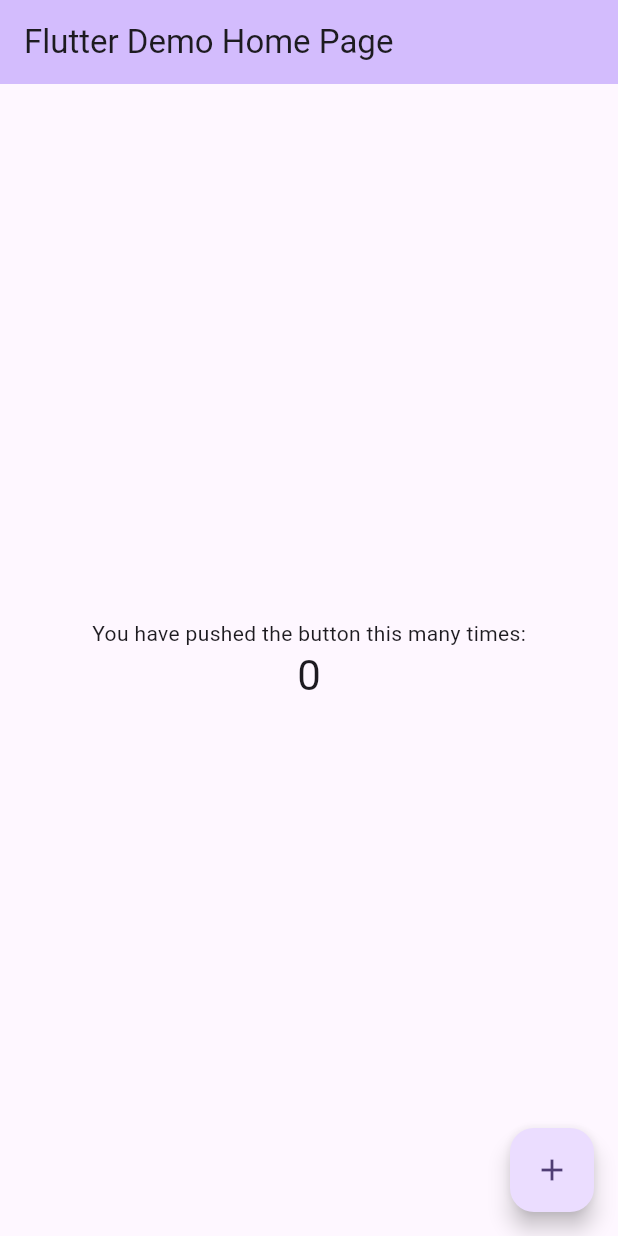
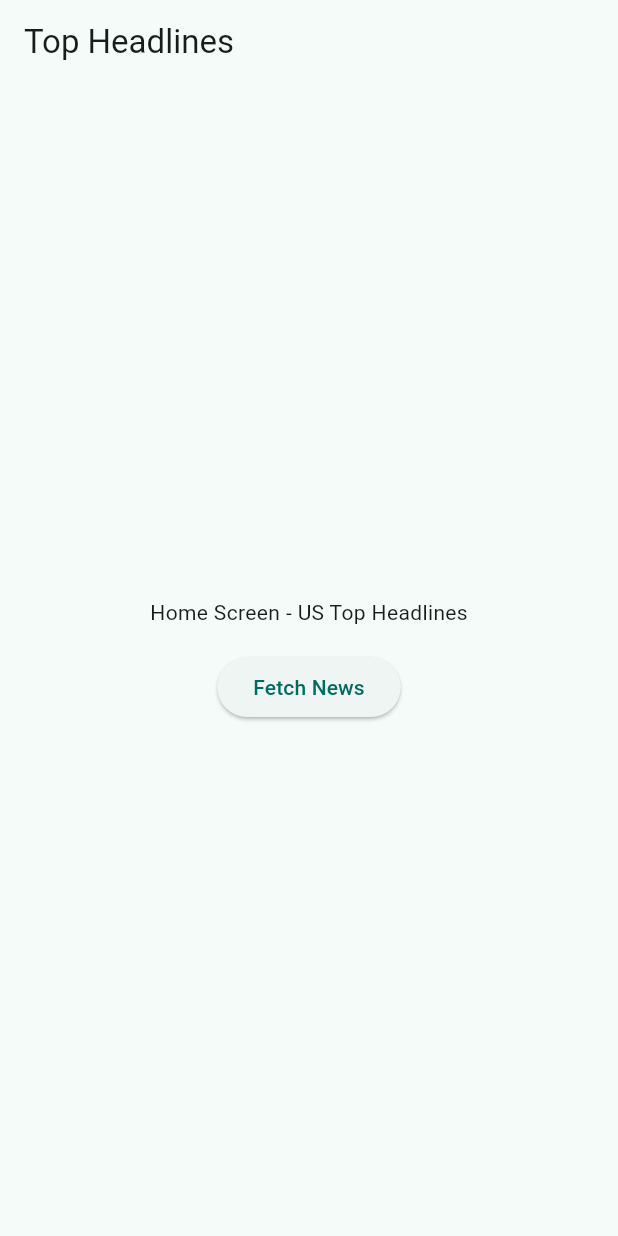
Before and after one commit to ahmad-mukhlish/news_app, a Flutter app: the screen it shows after launch, on a phone screen of 412 x 824 dp. Run offline on Flutter 3.47's test engine with Material 3 defaults, Android fonts, the phone set to English and light mode, and no system bars; our stand-ins replace dio, get; missing offline and left inert: chucker_flutter; statements that could not run were skipped.

Commit message:
init app config, app binding and api service

```diff
--- /dev/null
+++ b/lib/bindings/app_binding.dart
@@ -0,0 +1,9 @@
+import 'package:get/get.dart';
+import '../services/network/api_service.dart';
+
+class AppBinding extends Bindings {
+  @override
+  void dependencies() {
+    Get.putAsync<ApiService>(() => ApiService().init(), permanent: true);
+  }
+}
--- /dev/null
+++ b/lib/config/app_config.dart
@@ -0,0 +1,29 @@
+class AppConfig {
+  // App branding
+  static const String appName = String.fromEnvironment(
+    'APP_NAME',
+    defaultValue: 'News App',
+  );
+
+  static const String primaryColorHex = String.fromEnvironment(
+    'PRIMARY_COLOR',
+    defaultValue: '0xFF009688', // Teal
+  );
+
+  // API Configuration
+  static const String newsApiKey = String.fromEnvironment(
+    'NEWS_API_KEY',
+    defaultValue: 'YOUR_API_KEY_HERE',
+  );
+
+  static const String newsApiBaseUrl = String.fromEnvironment(
+    'NEWS_API_BASE_URL',
+    defaultValue: 'https://newsapi.org/v2',
+  );
+
+  // App Configuration
+  static const String packageName = String.fromEnvironment(
+    'PACKAGE_NAME',
+    defaultValue: 'com.dhealth.newsapp',
+  );
+}
--- /dev/null
+++ b/lib/features/home/presentation/get/home_controller.dart
@@ -0,0 +1,7 @@
+import 'package:get/get.dart';
+
+class HomeController extends GetxController {
+
+
+
+}
--- /dev/null
+++ b/lib/features/home/presentation/views/screen/home_screen.dart
@@ -0,0 +1,31 @@
+import 'package:flutter/material.dart';
+import 'package:get/get.dart';
+
+import '../../get/home_controller.dart';
+
+class HomeScreen extends GetView<HomeController> {
+  const HomeScreen({super.key});
+
+  @override
+  Widget build(BuildContext context) {
+    return Scaffold(
+      appBar: AppBar(
+        title: const Text('Top Headlines'),
+      ),
+      body: Center(
+        child: Column(
+          mainAxisAlignment: MainAxisAlignment.center,
+          children: [
+            const Text('Home Screen - US Top Headlines'),
+            const SizedBox(height: 16),
+            ElevatedButton(
+              onPressed: () {
+              },
+              child: const Text('Fetch News'),
+            ),
+          ],
+        ),
+      ),
+    );
+  }
+}
--- a/lib/main.dart
+++ b/lib/main.dart
@@ -1,6 +1,13 @@
+import 'package:chucker_flutter/chucker_flutter.dart';
 import 'package:flutter/material.dart';
+import 'package:get/get.dart';
+import 'package:news_app/routes/app_pages.dart';
+
+import 'bindings/app_binding.dart';
+import 'config/app_config.dart';
 
 void main() {
+  WidgetsFlutterBinding.ensureInitialized();
   runApp(const MyApp());
 }
 
@@ -10,113 +17,18 @@ class MyApp extends StatelessWidget {
   // This widget is the root of your application.
   @override
   Widget build(BuildContext context) {
-    return MaterialApp(
-      title: 'Flutter Demo',
+    return GetMaterialApp(
+      title: AppConfig.appName,
       theme: ThemeData(
-        // This is the theme of your application.
-        //
-        // TRY THIS: Try running your application with "flutter run". You'll see
-        // the application has a purple toolbar. Then, without quitting the app,
-        // try changing the seedColor in the colorScheme below to Colors.green
-        // and then invoke "hot reload" (save your changes or press the "hot
-        // reload" button in a Flutter-supported IDE, or press "r" if you used
-        // the command line to start the app).
-        //
-        // Notice that the counter didn't reset back to zero; the application
-        // state is not lost during the reload. To reset the state, use hot
-        // restart instead.
-        //
-        // This works for code too, not just values: Most code changes can be
-        // tested with just a hot reload.
-        colorScheme: ColorScheme.fromSeed(seedColor: Colors.deepPurple),
+        colorScheme: ColorScheme.fromSeed(
+          seedColor: Color(int.parse(AppConfig.primaryColorHex)),
+        ),
+        useMaterial3: true,
       ),
-      home: const MyHomePage(title: 'Flutter Demo Home Page'),
+      initialBinding: AppBinding(),
+      initialRoute: AppPages.initial,
+      getPages: AppPages.routes,
+      navigatorObservers: [ChuckerFlutter.navigatorObserver],
     );
   }
 }
-
-class MyHomePage extends StatefulWidget {
-  const MyHomePage({super.key, required this.title});
-
-  // This widget is the home page of your application. It is stateful, meaning
-  // that it has a State object (defined below) that contains fields that affect
-  // how it looks.
-
-  // This class is the configuration for the state. It holds the values (in this
-  // case the title) provided by the parent (in this case the App widget) and
-  // used by the build method of the State. Fields in a Widget subclass are
-  // always marked "final".
-
-  final String title;
-
-  @override
-  State<MyHomePage> createState() => _MyHomePageState();
-}
-
-class _MyHomePageState extends State<MyHomePage> {
-  int _counter = 0;
-
-  void _incrementCounter() {
-    setState(() {
-      // This call to setState tells the Flutter framework that something has
-      // changed in this State, which causes it to rerun the build method below
-      // so that the display can reflect the updated values. If we changed
-      // _counter without calling setState(), then the build method would not be
-      // called again, and so nothing would appear to happen.
-      _counter++;
-    });
-  }
-
-  @override
-  Widget build(BuildContext context) {
-    // This method is rerun every time setState is called, for instance as done
-    // by the _incrementCounter method above.
-    //
-    // The Flutter framework has been optimized to make rerunning build methods
-    // fast, so that you can just rebuild anything that needs updating rather
-    // than having to individually change instances of widgets.
-    return Scaffold(
-      appBar: AppBar(
-        // TRY THIS: Try changing the color here to a specific color (to
-        // Colors.amber, perhaps?) and trigger a hot reload to see the AppBar
-        // change color while the other colors stay the same.
-        backgroundColor: Theme.of(context).colorScheme.inversePrimary,
-        // Here we take the value from the MyHomePage object that was created by
-        // the App.build method, and use it to set our appbar title.
-        title: Text(widget.title),
-      ),
-      body: Center(
-        // Center is a layout widget. It takes a single child and positions it
-        // in the middle of the parent.
-        child: Column(
-          // Column is also a layout widget. It takes a list of children and
-          // arranges them vertically. By default, it sizes itself to fit its
-          // children horizontally, and tries to be as tall as its parent.
-          //
-          // Column has various properties to control how it sizes itself and
-          // how it positions its children. Here we use mainAxisAlignment to
-          // center the children vertically; the main axis here is the vertical
-          // axis because Columns are vertical (the cross axis would be
-          // horizontal).
-          //
-          // TRY THIS: Invoke "debug painting" (choose the "Toggle Debug Paint"
-          // action in the IDE, or press "p" in the console), to see the
-          // wireframe for each widget.
-          mainAxisAlignment: MainAxisAlignment.center,
-          children: <Widget>[
-            const Text('You have pushed the button this many times:'),
-            Text(
-              '$_counter',
-              style: Theme.of(context).textTheme.headlineMedium,
-            ),
-          ],
-        ),
-      ),
-      floatingActionButton: FloatingActionButton(
-        onPressed: _incrementCounter,
-        tooltip: 'Increment',
-        child: const Icon(Icons.add),
-      ), // This trailing comma makes auto-formatting nicer for build methods.
-    );
-  }
-}
--- /dev/null
+++ b/lib/routes/app_pages.dart
@@ -0,0 +1,17 @@
+import 'package:get/get_navigation/src/routes/get_route.dart';
+
+import '../features/home/presentation/get/home_binding.dart';
+import '../features/home/presentation/views/screen/home_screen.dart';
+import 'app_routes.dart';
+
+class AppPages {
+  static const initial = AppRoutes.home;
+
+  static final routes = [
+    GetPage(
+      name: AppRoutes.home,
+      page: () => const HomeScreen(),
+      binding: HomeBinding(),
+    ),
+  ];
+}
--- /dev/null
+++ b/lib/routes/app_routes.dart
@@ -0,0 +1,3 @@
+class AppRoutes {
+  static const home = "/home";
+}
--- a/pubspec.yaml
+++ b/pubspec.yaml
@@ -38,7 +38,7 @@ dependencies:
   dio: ^5.9.0
   chucker_flutter: ^1.8.5
   infinite_scroll_pagination: ^5.1.1
-  flutter_secure_storage: ^9.2.4
+  url_launcher: ^6.3.2
 
 dev_dependencies:
   flutter_test:
@@ -50,6 +50,7 @@ dev_dependencies:
   # package. See that file for information about deactivating specific lint
   # rules and activating additional ones.
   flutter_lints: ^5.0.0
+  change_app_package_name: ^1.5.0
 
 # For information on the generic Dart part of this file, see the
 # following page: https://dart.dev/tools/pub/pubspec
```
Also changed, not shown: lib/features/home/presentation/get/home_binding.dart (added, +14 -0 lines), lib/services/network/api_service.dart (added, +90 -0 lines), pubspec.lock, 1 other file.
